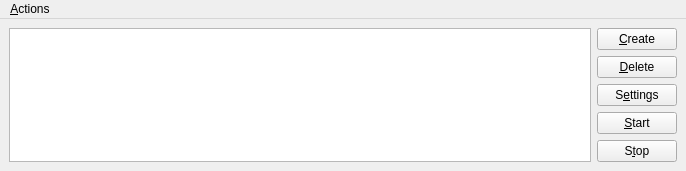
Old version of the form trunk/netek_gui.ui in the repository BackupTheBerlios/netek-svn.
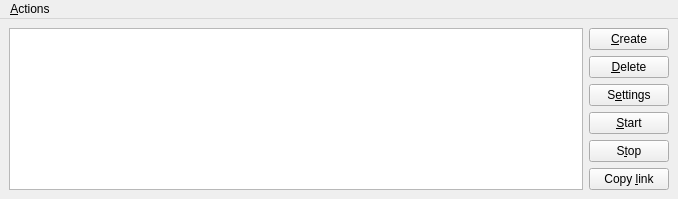
New version of the form. Icons and pictures are not drawn.

Commit message: copy link button

The edit to the form file:
```diff
--- a/trunk/netek_gui.ui
+++ b/trunk/netek_gui.ui
@@ -8,8 +8,8 @@
    <rect>
     <x>0</x>
     <y>0</y>
-    <width>686</width>
-    <height>89</height>
+    <width>678</width>
+    <height>163</height>
    </rect>
   </property>
   <property name="windowTitle" >
@@ -100,6 +100,16 @@
         </property>
        </widget>
       </item>
+      <item>
+       <widget class="QPushButton" name="copyLink" >
+        <property name="text" >
+         <string>Copy &amp;link</string>
+        </property>
+        <property name="icon" >
+         <iconset resource="icons.qrc" >:/icons/www.png</iconset>
+        </property>
+       </widget>
+      </item>
       <item>
        <spacer>
         <property name="orientation" >
@@ -122,7 +132,7 @@
     <rect>
      <x>0</x>
      <y>0</y>
-     <width>686</width>
+     <width>678</width>
      <height>33</height>
     </rect>
    </property>
```
The commit also changes 9 other files.
